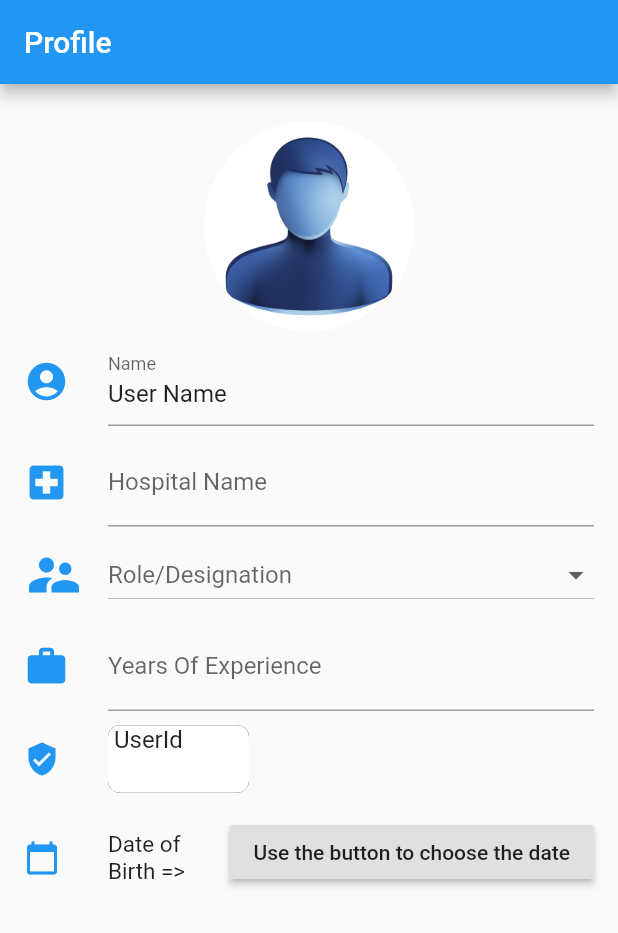
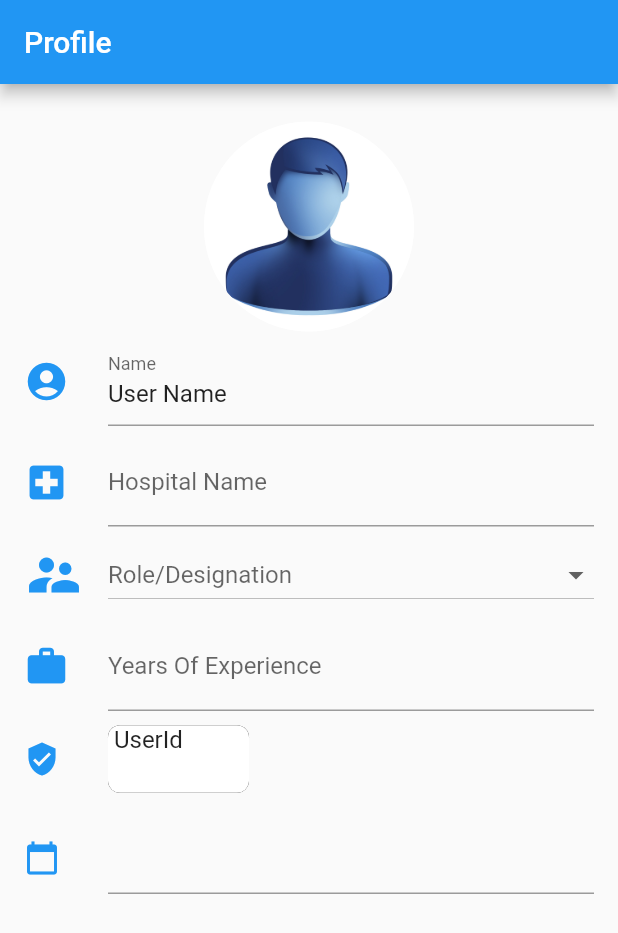
Before and after one commit to enpartha/User, a Flutter app: the screen it shows after launch, on a phone screen of 412 x 824 dp. Shown: the top 933 px of the screen. Run offline on Flutter 3.47's test engine with Material 2 defaults, Android fonts, the phone set to English and light mode, and no system bars.

```diff
--- a/lib/main.dart
+++ b/lib/main.dart
@@ -16,19 +16,27 @@ class MyApp extends StatefulWidget {
 
 class _MyAppState extends State<MyApp> {
   Object? valueChoose;
-  String _selectdate = "Use the button to choose the date";
+  String _selectdate = "Use the Icon to choose the date";
   List listItem = ['Nurse', 'Nursing Incharge', 'Supervisor'];
   Color _iconColor = Colors.blue;
+  DateTime _date = DateTime.now();
+  TextEditingController _textEditingController = TextEditingController();
+
+  void dateshower() {
+    _openDatePicker(context);
+    _textEditingController.text = DateFormat('yyyy/MM/dd').format(_date);
+    setState(() {});
+  }
 
   Future<Null> _openDatePicker(BuildContext context) async {
     final DateTime? d = await showDatePicker(
         context: context,
-        initialDate: DateTime.now(),
+        initialDate: _date,
         firstDate: DateTime(1947),
         lastDate: DateTime(2050));
     if (d != null) {
       setState(() {
-        _selectdate = new DateFormat.yMEd("en_US").format(d).toString();
+        _selectdate = new DateFormat.yMd("en_US").format(d).toString();
       });
     }
   }
@@ -158,49 +166,26 @@ class _MyAppState extends State<MyApp> {
                   ),
                 ),
               ),
-              // Container(
-              //   child: ListTile(
-              //     leading: Icon(
-              //       Icons.calendar_today,
-              //       color: _iconColor,
-              //     ),
-              //     title: Text(_selectdate),
-              //     trailing: Builder(
-              //       builder: (context) {
-              //         return IconButton(
-              //             icon: Icon(Icons.calendar_view_day),
-              //             onPressed: () {
-              //               _openDatePicker(context);
-              //             });
-              //       },
-              //     ),
-              //   ),
-              // )
+
               SizedBox(
                 height: 10,
               ),
+
               ListTile(
                 leading: Icon(
                   Icons.calendar_today,
                   color: _iconColor,
                 ),
-                title: Text(
-                  "Date of Birth =>",
-                  style: TextStyle(fontSize: 15),
-                ),
-                trailing: Column(
-                  children: <Widget>[
-                    Padding(padding: EdgeInsets.only(left: 50.0)),
-                    Builder(builder: (context) {
-                      return RaisedButton(
-                          child: Text(_selectdate),
-                          onPressed: () {
-                            _openDatePicker(context);
-                          });
-                    })
-                  ],
-                ),
-              )
+                title: Builder(builder: (context) {
+                  return GestureDetector(
+                    child: Builder(builder: (context) {
+                      return TextFormField(
+                        onTap: () => dateshower(),
+                      );
+                    }),
+                  );
+                }),
+              ),
             ],
           ),
         )),
```
Also changed, not shown: pubspec.lock.
